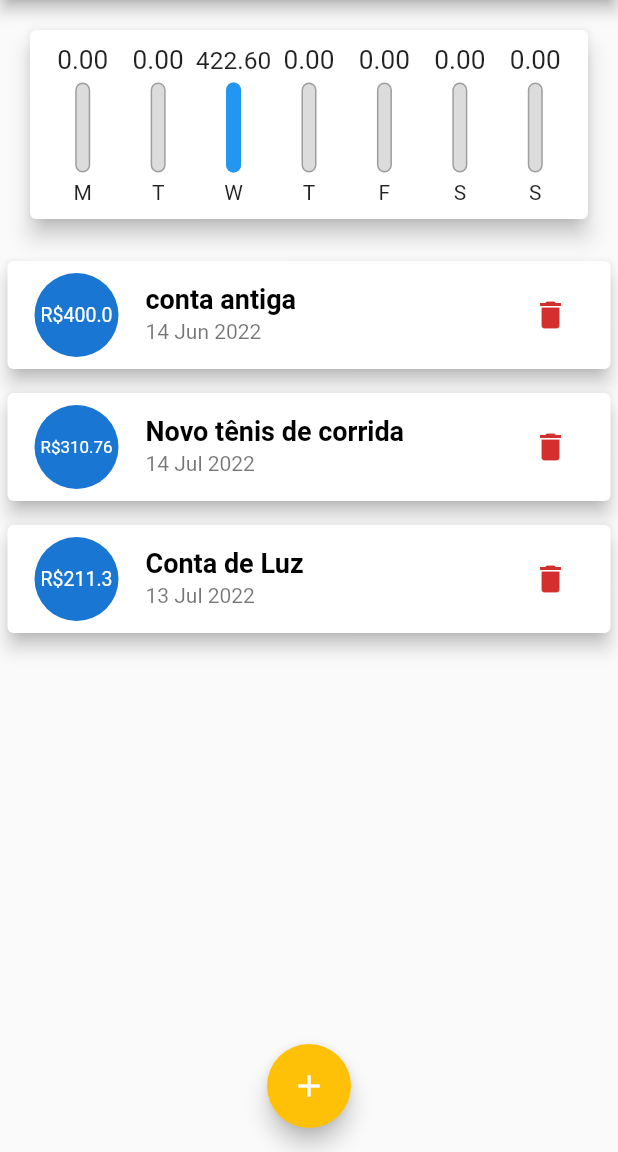
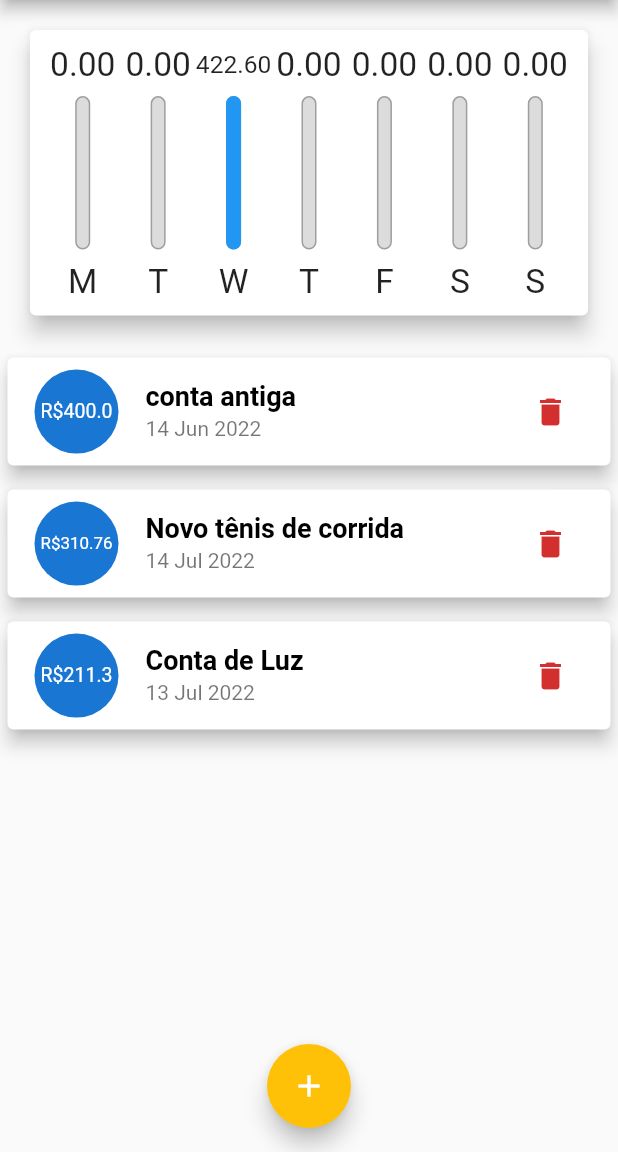
Before and after one commit to LuizRoberto18/ExpensesApp, a Flutter app: the screen it shows after launch, on a phone screen of 412 x 824 dp, the part 84-1236 px from its top. Run offline on Flutter 3.47's test engine with Material 2 defaults, Android fonts, the phone set to English and light mode, and no system bars; Roboto replaces fonts that are missing (EduQLDBeginner).

Commit message:
adicionando responsividade aos componentes do Card com LayoutBuilder

```diff
--- a/lib/components/chart_bar.dart
+++ b/lib/components/chart_bar.dart
@@ -1,4 +1,5 @@
 import 'package:flutter/material.dart';
+import 'package:flutter/rendering.dart';
 
 class ChartBar extends StatelessWidget {
   final String label;
@@ -13,17 +14,19 @@ class ChartBar extends StatelessWidget {
 
   @override
   Widget build(BuildContext context) {
+    return LayoutBuilder(
+      builder: (ctx, constraints) {
         return Column(
           children: [
             Container(
-          height: 20,
+              height: constraints.maxHeight * 0.15,
               child: FittedBox(
                 child: Text("${value.toStringAsFixed(2)}"),
               ),
             ),
-        SizedBox(height: 5),
+            SizedBox(height: constraints.maxHeight * 0.05),
             Container(
-          height: 60,
+              height: constraints.maxHeight * 0.6,
               width: 10,
               child: Stack(
                 alignment: Alignment.bottomCenter,
@@ -50,9 +53,16 @@ class ChartBar extends StatelessWidget {
                 ],
               ),
             ),
-        SizedBox(height: 5),
-        Text(label),
+            SizedBox(height: constraints.maxHeight * 0.05),
+            Container(
+              height: constraints.maxHeight * 0.15,
+              child: FittedBox(
+                child: Text(label),
+              ),
+            ),
           ],
+        );
+      },
     );
   }
 }
--- a/lib/components/transaction_list.dart
+++ b/lib/components/transaction_list.dart
@@ -10,9 +10,7 @@ class TransactionList extends StatelessWidget {
 
   @override
   Widget build(BuildContext context) {
-    return Container(
-      height: 430,
-      child: transactions.isEmpty
+    return transactions.isEmpty
         ? Column(
             children: [
               SizedBox(height: 20),
@@ -62,7 +60,6 @@ class TransactionList extends StatelessWidget {
                 ),
               );
             },
-            ),
           );
   }
 }
--- a/lib/main.dart
+++ b/lib/main.dart
@@ -113,22 +113,37 @@ class _MyHomePageState extends State<MyHomePage> {
 
   @override
   Widget build(BuildContext context) {
+    //separando a appBar da Scaffold para saber seu tamanho real
+    final appBar = AppBar(
+      title: Text("Despesas Pessoais"),
+      actions: [
+        IconButton(
+          onPressed: () => _openTransactionFormModal(context),
+          icon: Icon(Icons.add),
+        ),
+      ],
+    );
+    /*MediaQuery vai guardar o tamanho da tela, pegando o tamanho da tela visivel - o tamnho da appBar -
+    o padding padrão vai chegar a 100% da tela e será possivel efetivar a responsividade das telas
+    */
+    final avaliableHeight = MediaQuery.of(context).size.height -
+        appBar.preferredSize.height -
+        MediaQuery.of(context).padding.top;
+
     return Scaffold(
-      appBar: AppBar(
-        title: const Text("Despesas Pessoais"),
-        actions: [
-          IconButton(
-            onPressed: () => _openTransactionFormModal(context),
-            icon: Icon(Icons.add),
-          ),
-        ],
-      ),
+      appBar: appBar,
       body: SingleChildScrollView(
         child: Column(
           crossAxisAlignment: CrossAxisAlignment.stretch,
           children: [
-            Chart(_recentTransactions),
-            TransactionList(_transactions, _deleteTransaction),
+            Container(
+              height: avaliableHeight * 0.3,
+              child: Chart(_recentTransactions),
+            ),
+            Container(
+              height: avaliableHeight * 0.7,
+              child: TransactionList(_transactions, _deleteTransaction),
+            ),
           ],
         ),
       ),
```
Lines whose indentation alone changed are shown as unchanged.
